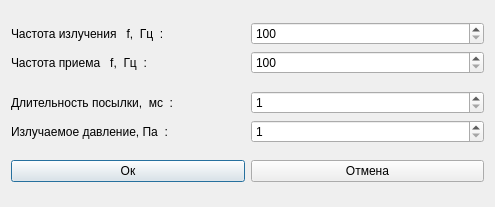
PointlessAlbatross/CAD-A_Qt, file operatingSystemParameters.ui: the form before one commit.
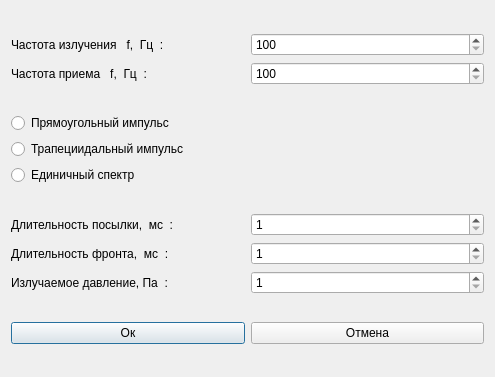
The form after the commit.

The edit to the form file:
```diff
--- a/operatingSystemParameters.ui
+++ b/operatingSystemParameters.ui
@@ -7,7 +7,7 @@
     <x>0</x>
     <y>0</y>
     <width>495</width>
-    <height>207</height>
+    <height>377</height>
    </rect>
   </property>
   <property name="windowTitle">
@@ -53,6 +53,31 @@
     </layout>
    </item>
    <item row="1" column="0">
+    <layout class="QVBoxLayout" name="verticalLayout">
+     <item>
+      <widget class="QRadioButton" name="rectRadioButton">
+       <property name="text">
+        <string>Прямоугольный импульс</string>
+       </property>
+      </widget>
+     </item>
+     <item>
+      <widget class="QRadioButton" name="unitRadioButton">
+       <property name="text">
+        <string>Трапециидальный импульс</string>
+       </property>
+      </widget>
+     </item>
+     <item>
+      <widget class="QRadioButton" name="trapezRadioButton">
+       <property name="text">
+        <string>Единичный спектр</string>
+       </property>
+      </widget>
+     </item>
+    </layout>
+   </item>
+   <item row="2" column="0">
     <layout class="QGridLayout" name="gridLayout">
      <item row="0" column="0">
       <widget class="QLabel" name="label_3">
@@ -72,13 +97,30 @@
       </widget>
      </item>
      <item row="1" column="0">
+      <widget class="QLabel" name="label_5">
+       <property name="text">
+        <string>Длительность фронта,  мс  :</string>
+       </property>
+      </widget>
+     </item>
+     <item row="1" column="1">
+      <widget class="QSpinBox" name="durationBox_2">
+       <property name="minimum">
+        <number>1</number>
+       </property>
+       <property name="maximum">
+        <number>1000</number>
+       </property>
+      </widget>
+     </item>
+     <item row="2" column="0">
       <widget class="QLabel" name="label_4">
        <property name="text">
         <string>Излучаемое давление, Па  :</string>
        </property>
       </widget>
      </item>
-     <item row="1" column="1">
+     <item row="2" column="1">
       <widget class="QSpinBox" name="pressureBox">
        <property name="minimum">
         <number>1</number>
@@ -90,7 +132,7 @@
      </item>
     </layout>
    </item>
-   <item row="2" column="0">
+   <item row="3" column="0">
     <layout class="QGridLayout" name="gridLayout_3">
      <item row="0" column="0">
       <widget class="QPushButton" name="pushButton">
```
Left out of the diff: 2 changed lines with no effect on the pictures.
